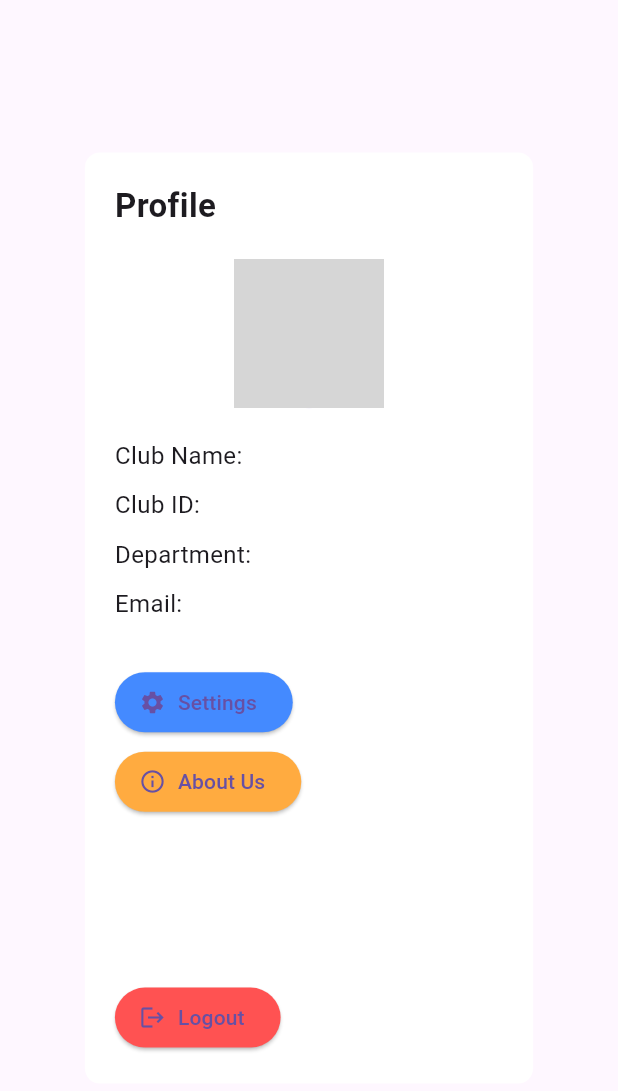
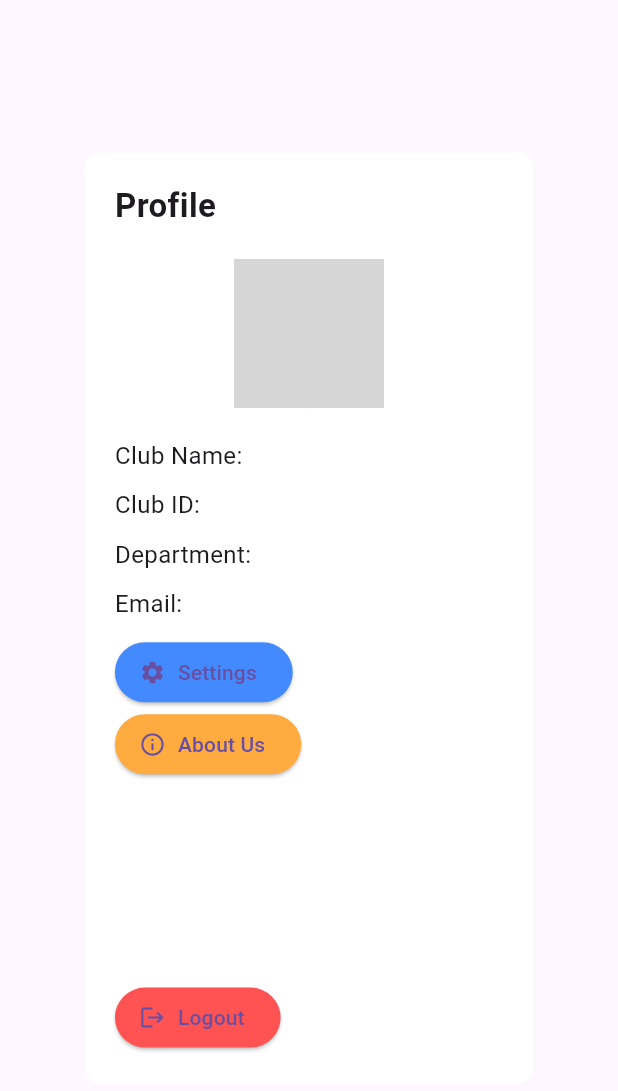
Before and after one commit to TronCM143/bulletin_latest, a Flutter app: the ProfileDialog widget shown alone on an empty page, opened directly with empty values, on a phone screen of 412 x 824 dp. Shown: the top 1091 px of the screen. Run offline on Flutter 3.47's test engine with Material 3 defaults, Android fonts, the phone set to English and light mode, and no system bars; our stand-ins replace cloud_firestore, firebase_auth, firebase_core, firebase_messaging, firebase_storage, image_picker and 3 more; accounts and stored records are empty; network calls fail; grey boxes are pictures that could not be loaded.

Commit message:
sorting problem fix

```diff
--- a/lib/creators folder/profile.dart
+++ b/lib/creators folder/profile.dart
@@ -113,7 +113,7 @@ class _ProfileDialogState extends State<ProfileDialog> {
                     'Email: ${widget.email}',
                     style: const TextStyle(fontSize: 16),
                   ),
-                  const SizedBox(height: 30),
+                  const SizedBox(height: 10),
 
                   // Settings Button
                   ElevatedButton.icon(
@@ -130,7 +130,6 @@ class _ProfileDialogState extends State<ProfileDialog> {
                       backgroundColor: Colors.blueAccent,
                     ),
                   ),
-                  const SizedBox(height: 5),
 
                   // About Us Button
                   ElevatedButton.icon(
--- a/lib/student folder/profile.dart
+++ b/lib/student folder/profile.dart
@@ -107,7 +107,7 @@ class _StudentProfileDialogState extends State<StudentProfileDialog> {
                     'School ID: ${widget.schoolId}', // Display school ID
                     style: const TextStyle(fontSize: 16),
                   ),
-                  const SizedBox(height: 30),
+                  const SizedBox(height: 10),
                   ElevatedButton.icon(
                     icon: const Icon(Icons.settings),
                     label: const Text('Settings'),
@@ -124,7 +124,6 @@ class _StudentProfileDialogState extends State<StudentProfileDialog> {
                       backgroundColor: Colors.blueAccent,
                     ),
                   ),
-                  const SizedBox(height: 5),
                   ElevatedButton.icon(
                     icon: const Icon(Icons.info_outline),
                     label: const Text('About Us'),
```
Also changed, not shown: lib/student folder/home.dart (+13 -5 lines).
